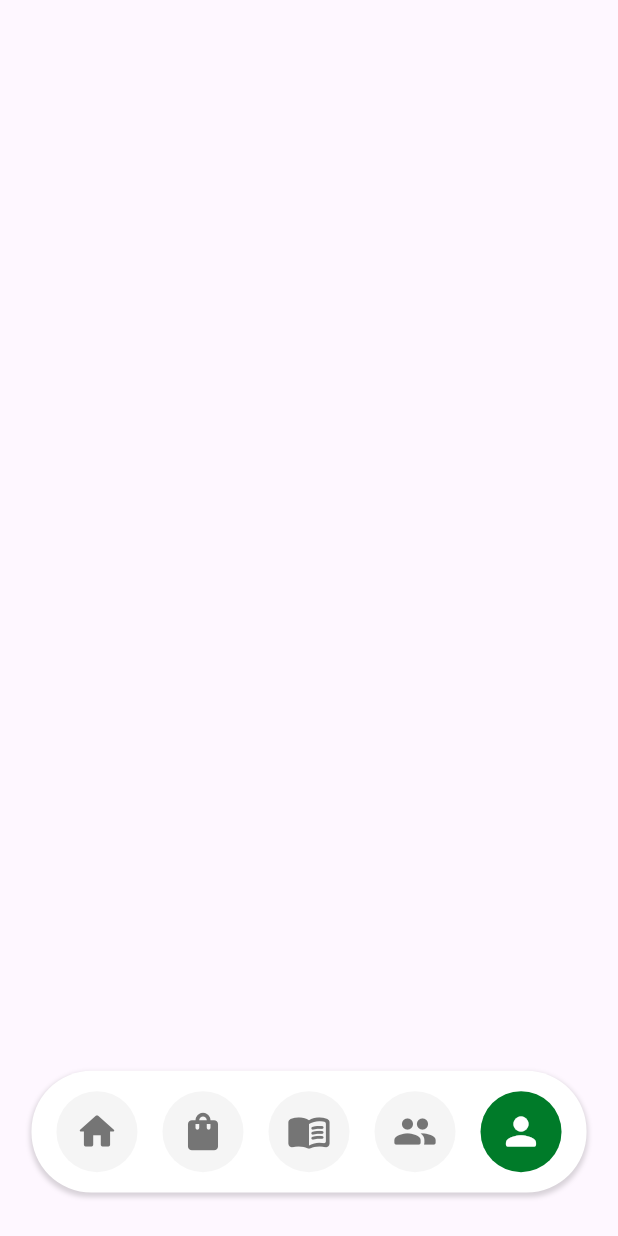
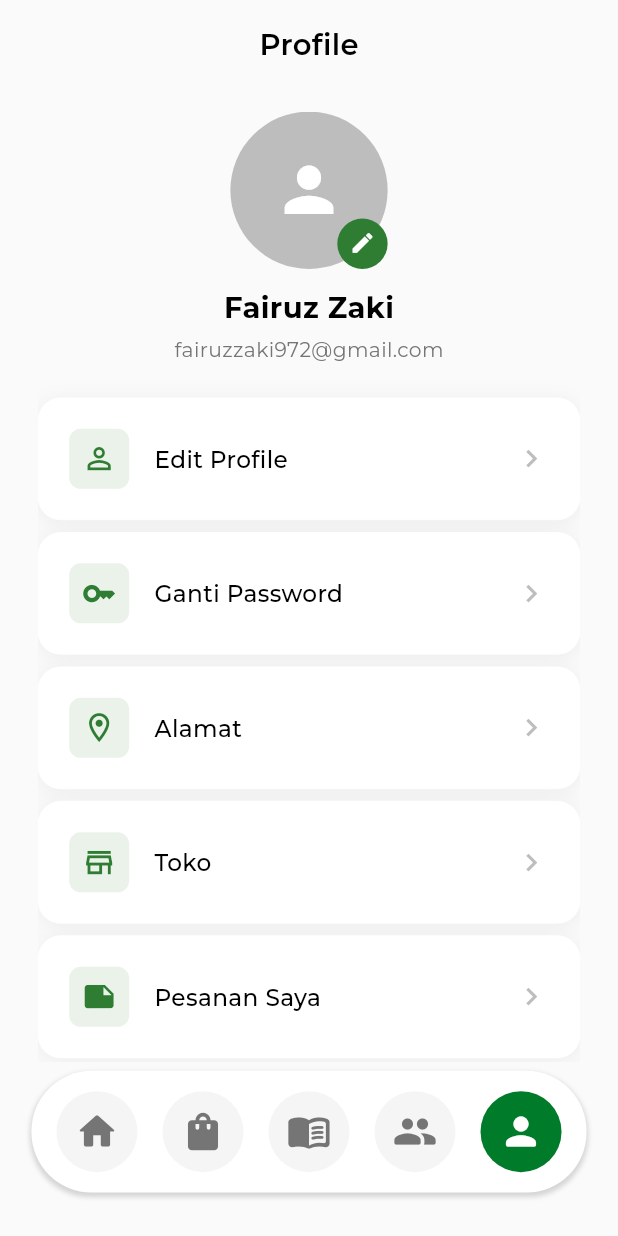
Before and after one commit to SuperWann/bangunkebun_dev, a Flutter app: the screen it shows after launch, item 5 of the bottom bar chosen, on a phone screen of 412 x 824 dp. Run offline on Flutter 3.47's test engine with Material 3 defaults, Android fonts, the light colour scheme and no system bars; our stand-ins replace dio, flutter_dotenv, flutter_screenutil, fluttertoast, image_picker, permission_handler and 2 more; missing offline and left inert: cloudinary_flutter, cloudinary_url_gen; accounts and stored records are empty.

Commit message:
profile page

```diff
--- a/lib/pages/ecommercePage.dart/ecommercePage.dart
+++ b/lib/pages/ecommercePage.dart/ecommercePage.dart
@@ -4,7 +4,6 @@ import 'package:flutter/material.dart';
 import 'package:flutter/services.dart';
 import 'package:provider/provider.dart';
 import 'package:bangunkebun_dev/providers/ecommerceProvider.dart';
-
 
 class EcommercePage extends StatelessWidget {
   const EcommercePage({super.key});
@@ -23,10 +22,12 @@ class EcommerceView extends StatelessWidget {
 
   @override
   Widget build(BuildContext context) {
-    SystemChrome.setSystemUIOverlayStyle(const SystemUiOverlayStyle(
+    SystemChrome.setSystemUIOverlayStyle(
+      const SystemUiOverlayStyle(
         statusBarIconBrightness: Brightness.dark,
         systemStatusBarContrastEnforced: false,
-    ));
+      ),
+    );
 
     final provider = Provider.of<EcommerceProvider>(context);
     return WillPopScope(
@@ -90,10 +91,13 @@ class EcommerceView extends StatelessWidget {
                           showDialog(
                             context: context,
                             barrierColor: Colors.black54,
-                            builder: (context) => Dialog(
+                            builder:
+                                (context) => Dialog(
                                   backgroundColor: Colors.transparent,
                                   child: Container(
-                                margin: const EdgeInsets.symmetric(horizontal: 24),
+                                    margin: const EdgeInsets.symmetric(
+                                      horizontal: 24,
+                                    ),
                                     decoration: BoxDecoration(
                                       color: Colors.white,
                                       borderRadius: BorderRadius.circular(16),
@@ -124,8 +128,11 @@ class EcommerceView extends StatelessWidget {
                                                 width: 32,
                                                 height: 32,
                                                 decoration: BoxDecoration(
-                                              color: const Color(0xFF4CAF50),
-                                              borderRadius: BorderRadius.circular(8),
+                                                  color: const Color(
+                                                    0xFF4CAF50,
+                                                  ),
+                                                  borderRadius:
+                                                      BorderRadius.circular(8),
                                                 ),
                                                 child: const Icon(
                                                   Icons.sort,
@@ -153,9 +160,12 @@ class EcommerceView extends StatelessWidget {
                                                 context: context,
                                                 icon: Icons.arrow_upward,
                                                 title: 'Harga Terendah',
-                                            subtitle: 'Urutkan dari harga terendah ke tertinggi',
+                                                subtitle:
+                                                    'Urutkan dari harga terendah ke tertinggi',
                                                 onTap: () {
-                                              provider.sortProducts('price_low');
+                                                  provider.sortProducts(
+                                                    'price_low',
+                                                  );
                                                   Navigator.pop(context);
                                                 },
                                               ),
@@ -167,9 +177,12 @@ class EcommerceView extends StatelessWidget {
                                                 context: context,
                                                 icon: Icons.arrow_downward,
                                                 title: 'Harga Tertinggi',
-                                            subtitle: 'Urutkan dari harga tertinggi ke terendah',
+                                                subtitle:
+                                                    'Urutkan dari harga tertinggi ke terendah',
                                                 onTap: () {
-                                              provider.sortProducts('price_high');
+                                                  provider.sortProducts(
+                                                    'price_high',
+                                                  );
                                                   Navigator.pop(context);
                                                 },
                                               ),
@@ -181,9 +194,12 @@ class EcommerceView extends StatelessWidget {
                                                 context: context,
                                                 icon: Icons.sort_by_alpha,
                                                 title: 'Nama A-Z',
-                                            subtitle: 'Urutkan nama dari A sampai Z',
+                                                subtitle:
+                                                    'Urutkan nama dari A sampai Z',
                                                 onTap: () {
-                                              provider.sortProducts('name_az');
+                                                  provider.sortProducts(
+                                                    'name_az',
+                                                  );
                                                   Navigator.pop(context);
                                                 },
                                               ),
@@ -195,10 +211,14 @@ class EcommerceView extends StatelessWidget {
                                                 context: context,
                                                 icon: Icons.sort_by_alpha,
                                                 title: 'Nama Z-A',
-                                            subtitle: 'Urutkan nama dari Z sampai A',
-                                            iconTransform: Matrix4.rotationY(3.14159),
+                                                subtitle:
+                                                    'Urutkan nama dari Z sampai A',
+                                                iconTransform:
+                                                    Matrix4.rotationY(3.14159),
                                                 onTap: () {
-                                              provider.sortProducts('name_za');
+                                                  provider.sortProducts(
+                                                    'name_za',
+                                                  );
                                                   Navigator.pop(context);
                                                 },
                                               ),
@@ -209,12 +229,19 @@ class EcommerceView extends StatelessWidget {
                                           width: double.infinity,
                                           padding: const EdgeInsets.all(16),
                                           child: TextButton(
-                                        onPressed: () => Navigator.pop(context),
+                                            onPressed:
+                                                () => Navigator.pop(context),
                                             style: TextButton.styleFrom(
-                                          backgroundColor: const Color(0xFFF5F5F5),
-                                          padding: const EdgeInsets.symmetric(vertical: 12),
+                                              backgroundColor: const Color(
+                                                0xFFF5F5F5,
+                                              ),
+                                              padding:
+                                                  const EdgeInsets.symmetric(
+                                                    vertical: 12,
+                                                  ),
                                               shape: RoundedRectangleBorder(
-                                            borderRadius: BorderRadius.circular(8),
+                                                borderRadius:
+                                                    BorderRadius.circular(8),
                                               ),
                                             ),
                                             child: const Text(
@@ -251,9 +278,9 @@ class EcommerceView extends StatelessWidget {
                   ),
                 ),
                 const CategoriesSection(),
-                // const Expanded(
-                //   child: ProductsSection(),
-                // ),
+                const Expanded(
+                  child: ProductsSection(),
+                ),
               ],
             ),
           ),
@@ -289,11 +316,7 @@ class EcommerceView extends StatelessWidget {
                 child: Transform(
                   alignment: Alignment.center,
                   transform: iconTransform ?? Matrix4.identity(),
-                  child: Icon(
-                    icon,
-                    color: const Color(0xFF4CAF50),
-                    size: 20,
-                  ),
+                  child: Icon(icon, color: const Color(0xFF4CAF50), size: 20),
                 ),
               ),
               const SizedBox(width: 16),
--- a/lib/pages/ecommercePage.dart/widgets/categoriesSection.dart
+++ b/lib/pages/ecommercePage.dart/widgets/categoriesSection.dart
@@ -40,11 +40,11 @@ class CategoriesSection extends StatelessWidget {
                     final isSelected = provider.selectedCategoryIndex == index;
                     return SizedBox(
                       height: 90,
-                      // child: CategoryItem(
-                      //   category: category,
-                      //   isSelected: isSelected,
-                      //   // onTap: () => provider.selectCategory(index),
-                      // ),
+                      child: CategoryItem(
+                        category: category,
+                        isSelected: isSelected,
+                        onTap: () => provider.selectCategory(index),
+                      ),
                     );
                   },
                 ),
--- a/lib/pages/ecommercePage.dart/widgets/productSection.dart
+++ b/lib/pages/ecommercePage.dart/widgets/productSection.dart
@@ -57,10 +57,10 @@ class ProductsSection extends StatelessWidget {
                 child: Consumer<EcommerceProvider>(
                   builder: (context, provider, child) {
                     return GridView.builder(
-                      shrinkWrap: true, // Membuat GridView mengambil ruang yang dibutuhkan
-                      physics: const NeverScrollableScrollPhysics(), // Menonaktifkan scroll internal
+                      shrinkWrap: true,
+                      physics: const NeverScrollableScrollPhysics(),
                       padding: EdgeInsets.only(
-                        bottom: 100.h, // Padding tambahan untuk mencegah tertutup navbar, disesuaikan lebih besar
+                        bottom: 100.h,
                       ),
                       gridDelegate: const SliverGridDelegateWithFixedCrossAxisCount(
                         crossAxisCount: 2,
--- a/lib/pages/profilePage/profilePage.dart
+++ b/lib/pages/profilePage/profilePage.dart
@@ -1,17 +1,66 @@
+import 'package:bangunkebun_dev/pages/profilePage/widgets/profileHeader.dart';
+import 'package:bangunkebun_dev/pages/profilePage/widgets/profileMenuList.dart';
 import 'package:flutter/material.dart';
+import 'package:flutter/services.dart';
+import 'package:flutter_screenutil/flutter_screenutil.dart';
+import 'package:shared_preferences/shared_preferences.dart';
 
-class ProfilePage extends StatefulWidget {
+class ProfilePage extends StatelessWidget {
   const ProfilePage({super.key});
 
   @override
-  State<ProfilePage> createState() => _ProfilePageState();
-}
+  Widget build(BuildContext context) {
+    SystemChrome.setSystemUIOverlayStyle(
+      const SystemUiOverlayStyle(
+        statusBarColor: const Color(
+          0xFFFAFAFA,
+        ), // Sama dengan header EcommercePage
+        statusBarIconBrightness: Brightness.dark, // Ikon gelap untuk Android
+        statusBarBrightness: Brightness.light, // Ikon gelap untuk iOS
+        systemStatusBarContrastEnforced: false,
+      ),
+    );
 
-class _ProfilePageState extends State<ProfilePage> {
-  @override
-  Widget build(BuildContext context) {
     return Scaffold(
-      // body: ,
+      backgroundColor: const Color(0xFFFAFAFA), // Sama dengan EcommercePage
+      body: SafeArea(
+        child: Column(
+          children: [
+            Container(
+              color: const Color(0xFFFAFAFA), // Header seperti EcommercePage
+              padding: EdgeInsets.fromLTRB(24.w, 16.h, 24.w, 16.h),
+              child: Row(
+                mainAxisAlignment: MainAxisAlignment.center,
+                children: [
+                  Text(
+                    'Profile',
+                    style: TextStyle(
+                      fontFamily: 'Montserrat',
+                      fontSize: 20.sp,
+                      fontWeight: FontWeight.w600,
+                      color: Colors.black,
+                    ),
+                  ),
+                ],
+              ),
+            ),
+            Expanded(
+              child: Padding(
+                padding: EdgeInsets.fromLTRB(24.w, 16.h, 24.w, 120.h),
+                child: SingleChildScrollView(
+                  child: Column(
+                    children: [
+                      const ProfileHeader(),
+                      SizedBox(height: 24.h),
+                      const ProfileMenuList(),
+                    ],
+                  ),
+                ),
+              ),
+            ),
+          ],
+        ),
+      ),
     );
   }
 }
--- /dev/null
+++ b/lib/pages/profilePage/widgets/profileHeader.dart
@@ -0,0 +1,68 @@
+import 'package:flutter/material.dart';
+import 'package:flutter_screenutil/flutter_screenutil.dart';
+
+class ProfileHeader extends StatelessWidget {
+  const ProfileHeader({super.key});
+
+  @override
+  Widget build(BuildContext context) {
+    return Column(
+      children: [
+        Stack(
+          children: [
+            Container(
+              width: 100.w,
+              height: 100.w,
+              decoration: BoxDecoration(
+                color: Colors.grey[400],
+                shape: BoxShape.circle,
+              ),
+              child: Icon(
+                Icons.person,
+                size: 50.sp,
+                color: Colors.white,
+              ),
+            ),
+            Positioned(
+              bottom: 0,
+              right: 0,
+              child: Container(
+                width: 32.w,
+                height: 32.w,
+                decoration: const BoxDecoration(
+                  color: Color(0xFF2E7D32),
+                  shape: BoxShape.circle,
+                ),
+                child: Icon(
+                  Icons.edit,
+                  color: Colors.white,
+                  size: 18.sp,
+                ),
+              ),
+            ),
+          ],
+        ),
+        SizedBox(height: 12.h),
+        Text(
+          'Fairuz Zaki',
+          style: TextStyle(
+            fontFamily: 'Montserrat',
+            fontSize: 20.sp,
+            fontWeight: FontWeight.w700,
+            color: Colors.black,
+          ),
+        ),
+        SizedBox(height: 4.h),
+        Text(
+          'fairuzzaki972@gmail.com',
+          style: TextStyle(
+            fontFamily: 'Montserrat',
+            fontSize: 14.sp,
+            fontWeight: FontWeight.w400,
+            color: Colors.grey[600],
+          ),
+        ),
+      ],
+    );
+  }
+}
--- /dev/null
+++ b/lib/pages/profilePage/widgets/profileMenuItem.dart
@@ -0,0 +1,82 @@
+import 'package:flutter/material.dart';
+import 'package:flutter_screenutil/flutter_screenutil.dart';
+
+class ProfileMenuItem extends StatelessWidget {
+  final IconData icon;
+  final String title;
+  final Color iconColor;
+  final Color? textColor;
+  final bool showArrow;
+  final VoidCallback onTap;
+
+  const ProfileMenuItem({
+    super.key,
+    required this.icon,
+    required this.title,
+    required this.iconColor,
+    this.textColor,
+    this.showArrow = true,
+    required this.onTap,
+  });
+
+  @override
+  Widget build(BuildContext context) {
+    return Container(
+      decoration: BoxDecoration(
+        color: Colors.white,
+        borderRadius: BorderRadius.circular(16.r),
+        boxShadow: [
+          BoxShadow(
+            color: Colors.black.withOpacity(0.05),
+            blurRadius: 10,
+            offset: const Offset(0, 2),
+          ),
+        ],
+      ),
+      child: Material(
+        color: Colors.transparent,
+        child: InkWell(
+          onTap: onTap,
+          borderRadius: BorderRadius.circular(16.r),
+          child: Padding(
+            padding: EdgeInsets.all(20.w),
+            child: Row(
+              children: [
+                Container(
+                  padding: EdgeInsets.all(8.w),
+                  decoration: BoxDecoration(
+                    color: iconColor.withOpacity(0.1),
+                    borderRadius: BorderRadius.circular(8.r),
+                  ),
+                  child: Icon(
+                    icon,
+                    color: iconColor,
+                    size: 24.sp,
+                  ),
+                ),
+                SizedBox(width: 16.w),
+                Expanded(
+                  child: Text(
+                    title,
+                    style: TextStyle(
+                      fontFamily: 'Montserrat',
+                      fontSize: 16.sp,
+                      fontWeight: FontWeight.w500,
+                      color: textColor ?? Colors.black,
+                    ),
+                  ),
+                ),
+                if (showArrow)
+                  Icon(
+                    Icons.chevron_right,
+                    color: Colors.grey[400],
+                    size: 24.sp,
+                  ),
+              ],
+            ),
+          ),
+        ),
+      ),
+    );
+  }
+}
--- /dev/null
+++ b/lib/pages/profilePage/widgets/profileMenuList.dart
@@ -0,0 +1,126 @@
+import 'package:bangunkebun_dev/pages/profilePage/widgets/profileMenuItem.dart';
+import 'package:flutter/material.dart';
+import 'package:flutter_screenutil/flutter_screenutil.dart';
+
+class ProfileMenuList extends StatelessWidget {
+  const ProfileMenuList({super.key});
+
+  @override
+  Widget build(BuildContext context) {
+    return Column(
+      children: [
+        ProfileMenuItem(
+          icon: Icons.person_outline,
+          title: 'Edit Profile',
+          iconColor: const Color(0xFF2E7D32),
+          onTap: () {
+            print('Edit Profile tapped');
+          },
+        ),
+        SizedBox(height: 8.h),
+        ProfileMenuItem(
+          icon: Icons.key_outlined,
+          title: 'Ganti Password',
+          iconColor: const Color(0xFF2E7D32),
+          onTap: () {
+            print('Ganti Password tapped');
+          },
+        ),
+        SizedBox(height: 8.h),
+        ProfileMenuItem(
+          icon: Icons.location_on_outlined,
+          title: 'Alamat',
+          iconColor: const Color(0xFF2E7D32),
+          onTap: () {
+            print('Alamat tapped');
+          },
+        ),
+        SizedBox(height: 8.h),
+        ProfileMenuItem(
+          icon: Icons.store_outlined,
+          title: 'Toko',
+          iconColor: const Color(0xFF2E7D32),
+          onTap: () {
+            print('Navigating to StorePage');
+            // Navigator.push(
+            //   context,
+            //   MaterialPageRoute(builder: (context) => const StorePage()),
+            // );
+          },
+        ),
+        SizedBox(height: 8.h),
+        ProfileMenuItem(
+          icon: Icons.note,
+          title: 'Pesanan Saya',
+          iconColor: const Color(0xFF2E7D32),
+          onTap: () {
+            print('Pesanan Saya tapped');
+          },
+        ),
+        SizedBox(height: 16.h),
+        ProfileMenuItem(
+          icon: Icons.logout,
+          title: 'Logout',
+          iconColor: Colors.red,
+          textColor: Colors.red,
+          showArrow: false,
+          onTap: () {
+            _showLogoutDialog(context);
+          },
+        ),
+        SizedBox(height: 0.h),
+      ],
+    );
+  }
+
+  void _showLogoutDialog(BuildContext context) {
+    showDialog(
+      context: context,
+      builder: (BuildContext context) {
+        return AlertDialog(
+          title: Text(
+            'Logout',
+            style: TextStyle(
+              fontFamily: 'Montserrat',
+              fontSize: 16.sp,
+              fontWeight: FontWeight.w600,
+            ),
+          ),
+          content: Text(
+            'Apakah Anda yakin ingin keluar?',
+            style: TextStyle(fontFamily: 'Montserrat', fontSize: 14.sp),
+          ),
+          actions: [
+            TextButton(
+              onPressed: () {
+                Navigator.of(context).pop();
+              },
+              child: Text(
+                'Batal',
+                style: TextStyle(
+                  fontFamily: 'Montserrat',
+                  fontSize: 12.sp,
+                  color: Colors.grey,
+                ),
+              ),
+            ),
+            TextButton(
+              onPressed: () {
+                Navigator.of(context).pop();
+                print('User logged out');
+              },
+              child: Text(
+                'Logout',
+                style: TextStyle(
+                  fontFamily: 'Montserrat',
+                  fontSize: 12.sp,
+                  color: Colors.red,
+                ),
+              ),
+            ),
+          ],
+        );
+      },
+    );
+  }
+}
```
Also changed, not shown: lib/pages/storePages/storePage.dart (added), pubspec.lock. Lines whose indentation alone changed are shown as unchanged.
